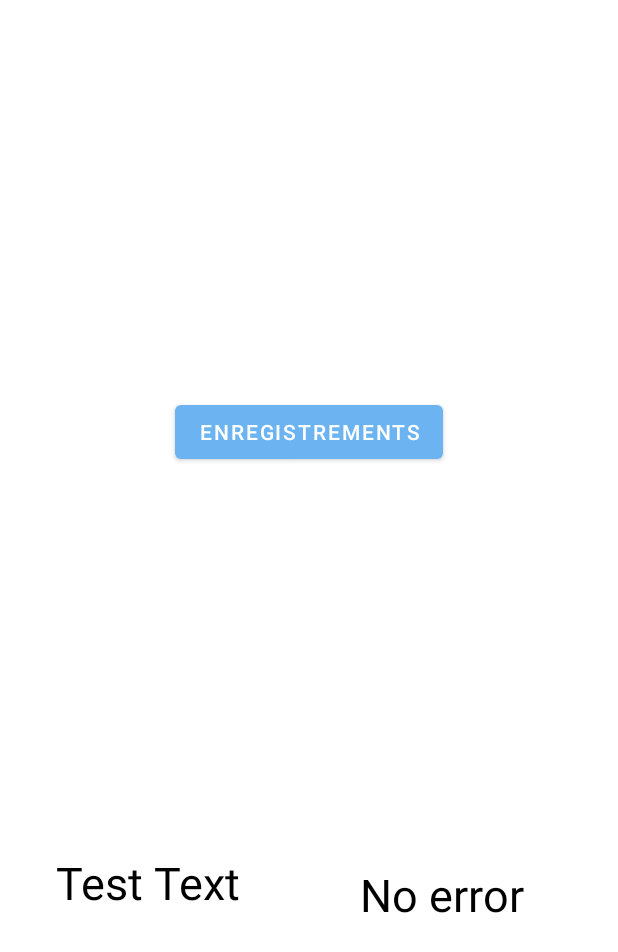
After one commit to VictorL1/MySportApplication-v3, an Android app: the layout activity_connexion_bdd.xml on its own in the app's theme, with its tools: preview values and no code run, on a phone screen of 412 x 824 dp. The commit adds this screen. Shown: the top 952 px of the screen. Run offline under Robolectric (Android 15) with nearby library versions, the phone set to English and light mode, and no system bars.

Commit message:
update BDD

```diff
--- a/app/src/main/AndroidManifest.xml
+++ b/app/src/main/AndroidManifest.xml
@@ -2,7 +2,8 @@
 <manifest xmlns:android="http://schemas.android.com/apk/res/android"
     package="com.example.mysportapplication_v3">
 
-    <uses-permission android:name="android.permission.INTERNET"/>
+    <uses-permission android:name="android.permission.INTERNET" />
+
     <application
         android:allowBackup="true"
         android:icon="@mipmap/ic_launcher"
@@ -10,7 +11,8 @@
         android:roundIcon="@mipmap/ic_launcher_round"
         android:supportsRtl="true"
         android:theme="@style/Theme.MySportApplicationv3">
-        <activity android:name=".MenuAccountActivity"></activity>
+        <activity android:name=".connexionBDD"></activity>
+        <activity android:name=".MenuAccountActivity" />
         <activity android:name=".Activity" />
         <activity android:name=".MenuActivity" />
         <activity
--- /dev/null
+++ b/app/src/main/res/layout/activity_connexion_bdd.xml
@@ -0,0 +1,45 @@
+<?xml version="1.0" encoding="utf-8"?>
+<androidx.constraintlayout.widget.ConstraintLayout xmlns:android="http://schemas.android.com/apk/res/android"
+    xmlns:app="http://schemas.android.com/apk/res-auto"
+    xmlns:tools="http://schemas.android.com/tools"
+    android:layout_width="match_parent"
+    android:layout_height="match_parent"
+    tools:context=".connexionBDD">
+
+    <TextView
+        android:id="@+id/textView7"
+        android:layout_width="wrap_content"
+        android:layout_height="wrap_content"
+        android:layout_marginTop="568dp"
+        android:text="@string/test_text"
+        android:textColor="@color/black"
+        android:textSize="30sp"
+        app:layout_constraintEnd_toEndOf="parent"
+        app:layout_constraintHorizontal_bias="0.128"
+        app:layout_constraintStart_toStartOf="parent"
+        app:layout_constraintTop_toTopOf="parent" />
+
+    <TextView
+        android:id="@+id/textView8"
+        android:layout_width="wrap_content"
+        android:layout_height="wrap_content"
+        android:layout_marginTop="576dp"
+        android:text="@string/no_error"
+        android:textColor="@color/black"
+        android:textSize="30sp"
+        app:layout_constraintEnd_toEndOf="parent"
+        app:layout_constraintHorizontal_bias="0.794"
+        app:layout_constraintStart_toStartOf="parent"
+        app:layout_constraintTop_toTopOf="parent" />
+
+    <Button
+        android:id="@+id/button15"
+        android:layout_width="wrap_content"
+        android:layout_height="wrap_content"
+        android:layout_marginBottom="512dp"
+        android:text="enregistrements"
+        app:layout_constraintBottom_toBottomOf="parent"
+        app:layout_constraintEnd_toEndOf="parent"
+        app:layout_constraintStart_toStartOf="parent" />
+
+</androidx.constraintlayout.widget.ConstraintLayout>
```
Also changed, not shown: app/src/main/java/com/example/mysportapplication_v3/Activity.java (+18 -0 lines), app/src/main/java/com/example/mysportapplication_v3/connexionBDD.java (renamed from app/src/main/java/com/example/mysportapplication_v3/ConnectionBDD.java, +26 -67 lines), app/src/main/res/layout/activity_.xml (+2 -24 lines).
